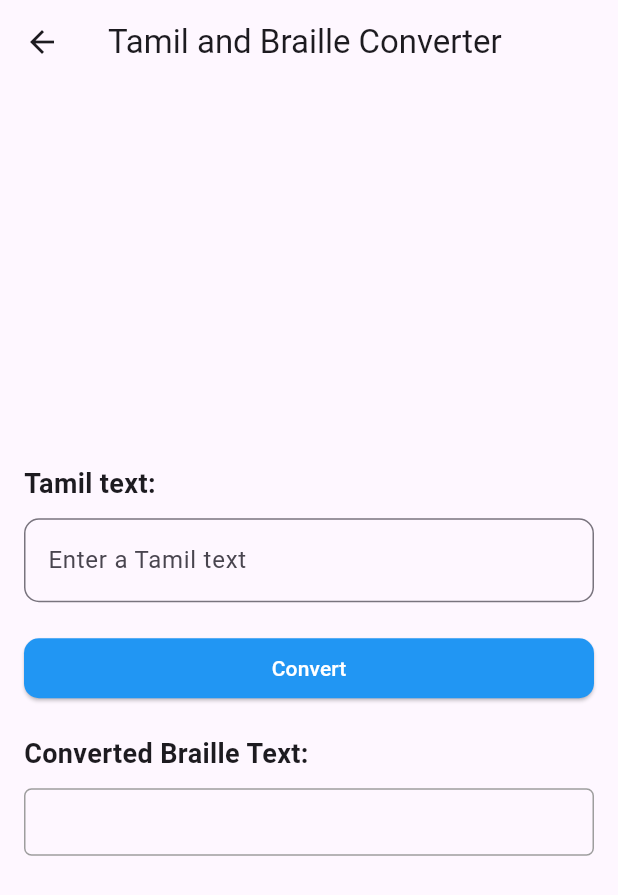
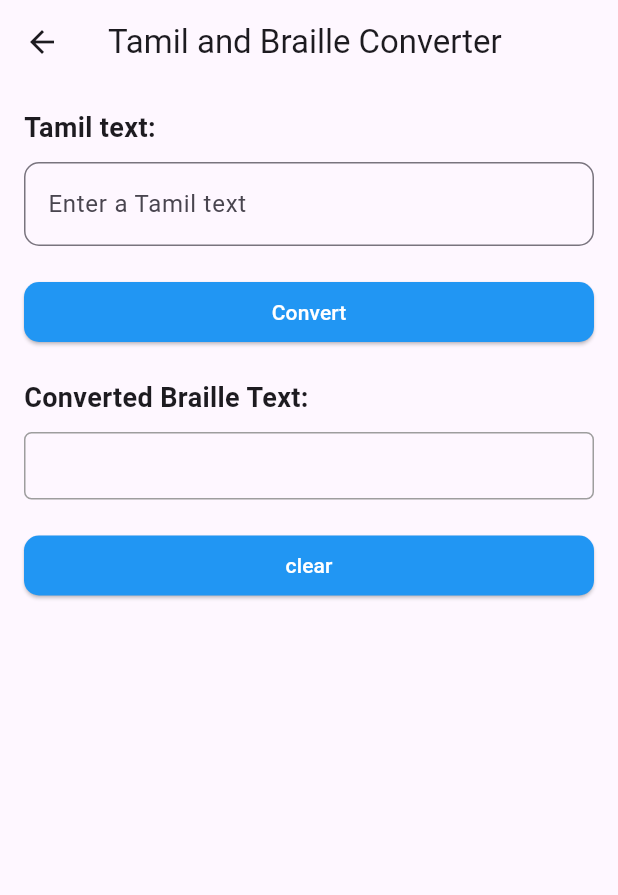
Before and after one commit to GOWTHAMRAJ004/tamilToBraille_app, a Flutter app: the tamilToBraily screen opened by its route, on a phone screen of 412 x 824 dp. Shown: the top 895 px of the screen. Run offline on Flutter 3.47's test engine with Material 3 defaults, Android fonts, the light colour scheme and no system bars; our stand-ins replace file_picker.

Commit message:
added a clear button

```diff
--- a/kanitamilapp2/lib/screens/tamilToBraily.dart
+++ b/kanitamilapp2/lib/screens/tamilToBraily.dart
@@ -36,7 +36,8 @@ class _tamilToBrailyState extends State<tamilToBraily> {
       appBar: AppBar(
         title: Text('Tamil and Braille Converter'),
       ),
-      body: Padding(
+      body: SingleChildScrollView(
+        child: Padding(
           padding: EdgeInsets.all(16.0),
           child: Column(
             mainAxisAlignment: MainAxisAlignment.center,
@@ -70,7 +71,16 @@ class _tamilToBrailyState extends State<tamilToBraily> {
               ),
               SizedBox(height: 10),
               outputbox(outputText:tamilResult ),
+              SizedBox(height: 20),
+              button(() {
+                setState(() {
+                  _inputController.text='';
+                  tamilResult='';
+                });
+
+              }, 'clear')
             ],
+          ),
         ),
       ),
     );
```
Lines whose indentation alone changed are shown as unchanged.
